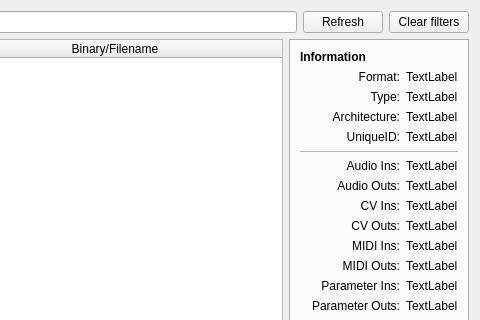
Old version of the form resources/ui/carla_database.ui in the repository falkTX/Carla; both pictures show x 620 to 1100 and y 0 to 320 of the 1100 by 683 pixel window.
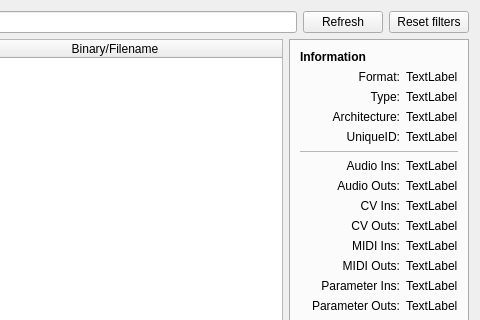
New version of the form. Icons and pictures are not drawn.

Commit message: Rename "clear" to "reset" (filters), add clear button on search

Patch:
```diff
--- a/resources/ui/carla_database.ui
+++ b/resources/ui/carla_database.ui
@@ -366,7 +366,7 @@
      <item>
       <widget class="QPushButton" name="b_clear_filters">
        <property name="text">
-        <string>Clear filters</string>
+        <string>Reset filters</string>
        </property>
        <property name="icon">
         <iconset resource="../resources.qrc">
```
Left out of the diff: 6 changed lines with no effect on the pictures.
